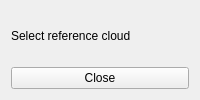
This is plugins/MultiAlign/ui/MultiAlignDlg.ui in haukj/CC-MPC-Align as Qt 5 draws it before an edit. The edited form follows.
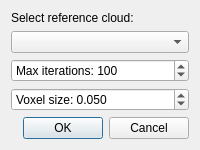
This is the edited form.

The edit to the form file:
```diff
--- a/plugins/MultiAlign/ui/MultiAlignDlg.ui
+++ b/plugins/MultiAlign/ui/MultiAlignDlg.ui
@@ -1,19 +1,54 @@
 <?xml version="1.0" encoding="UTF-8"?>
 <ui version="4.0">
  <class>MultiAlignTool</class>
- <widget class="QWidget" name="MultiAlignTool">
+ <widget class="QDialog" name="MultiAlignTool">
   <layout class="QVBoxLayout" name="verticalLayout">
    <item>
     <widget class="QLabel" name="refLabel">
      <property name="text">
-      <string>Select reference cloud</string>
+      <string>Select reference cloud:</string>
      </property>
     </widget>
    </item>
    <item>
-    <widget class="QPushButton" name="buttonBox">
-     <property name="text">
-      <string>Close</string>
+    <widget class="QComboBox" name="refCombo"/>
+   </item>
+   <item>
+    <widget class="QSpinBox" name="iterSpinBox">
+     <property name="minimum">
+      <number>1</number>
+     </property>
+     <property name="maximum">
+      <number>1000</number>
+     </property>
+     <property name="value">
+      <number>100</number>
+     </property>
+     <property name="prefix">
+      <string>Max iterations: </string>
+     </property>
+    </widget>
+   </item>
+   <item>
+    <widget class="QDoubleSpinBox" name="voxelSpinBox">
+     <property name="decimals">
+      <number>3</number>
+     </property>
+     <property name="singleStep">
+      <double>0.01</double>
+     </property>
+     <property name="value">
+      <double>0.05</double>
+     </property>
+     <property name="prefix">
+      <string>Voxel size: </string>
+     </property>
+    </widget>
+   </item>
+   <item>
+    <widget class="QDialogButtonBox" name="buttonBox">
+     <property name="standardButtons">
+      <set>QDialogButtonBox::Ok|QDialogButtonBox::Cancel</set>
      </property>
     </widget>
    </item>
```
